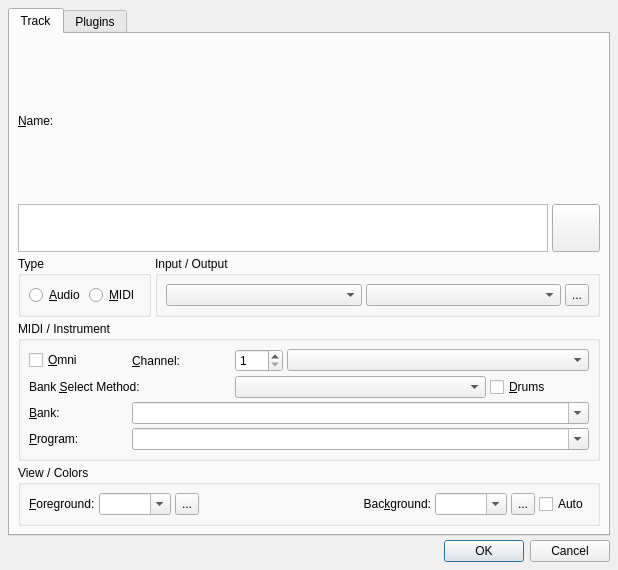
Before: the Qt Designer form src/qtractorTrackForm.ui in rncbc/qtractor, drawn with Qt 5.
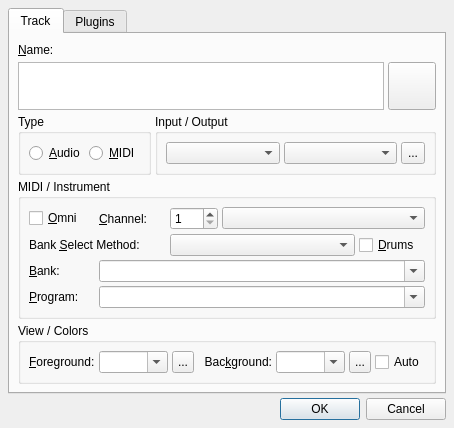
After: the same form once the commit is applied. Icons and pictures are not drawn. Custom widgets are drawn as their Qt base class.

Commit message: - Track Properties (dialog): auto-background color option added. (bis)

The edit to the form file:
```diff
--- a/src/qtractorTrackForm.ui
+++ b/src/qtractorTrackForm.ui
@@ -26,8 +26,8 @@
    <rect>
     <x>0</x>
     <y>0</y>
-    <width>618</width>
-    <height>570</height>
+    <width>380</width>
+    <height>320</height>
    </rect>
   </property>
   <property name="focusPolicy">
@@ -495,7 +495,7 @@
              <string>Bac&amp;kground:</string>
             </property>
             <property name="alignment">
-             <set>Qt::AlignRight|Qt::AlignTrailing|Qt::AlignVCenter</set>
+             <set>Qt::AlignRight|Qt::AlignVCenter</set>
             </property>
             <property name="buddy">
              <cstring>BackgroundColorComboBox</cstring>
```
Left out of the diff: 76 changed lines with no effect on the pictures. The commit also changes 9 other files.
